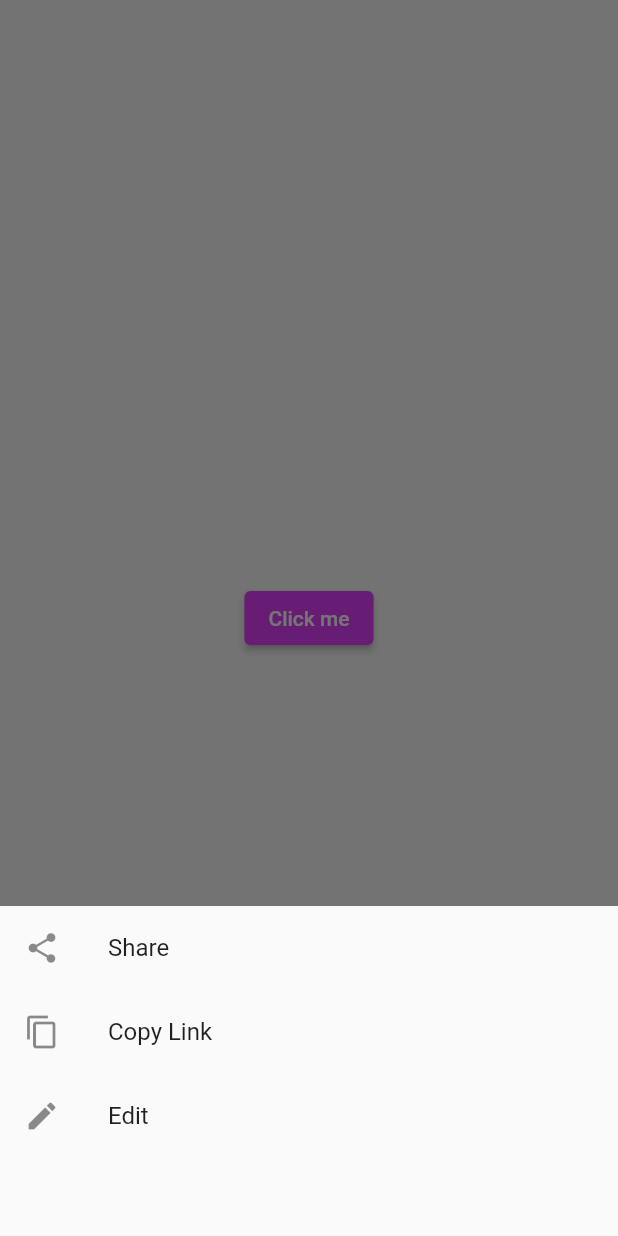
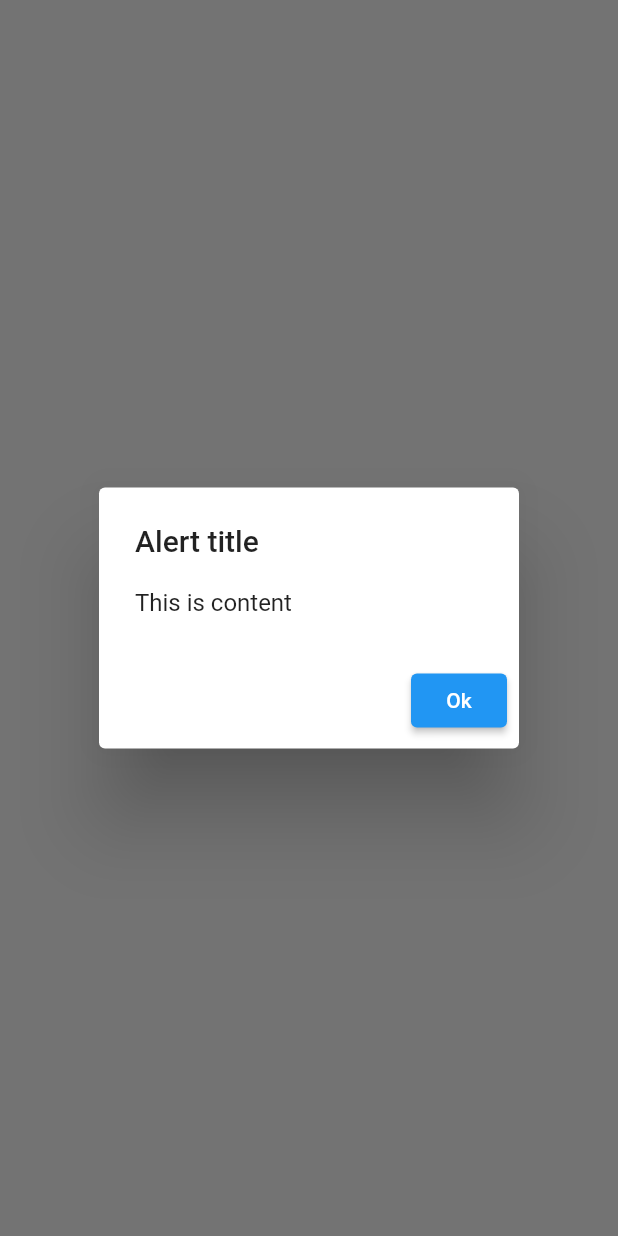
Before and after one commit to Ashraful1599/flutter, a Flutter app: the screen it shows after launch, after a tap on "Click me", on a phone screen of 412 x 824 dp. Run offline on Flutter 3.47's test engine with Material 2 defaults, Android fonts, the phone set to English and light mode, and no system bars; our stand-ins replace image_picker.

Commit message:
show alert

```diff
--- a/lib/main.dart
+++ b/lib/main.dart
@@ -66,27 +66,15 @@ class _PageViewState extends State<PageViewClass> {
                         backgroundColor:
                             MaterialStateProperty.all(Colors.purpleAccent)),
                     onPressed: () {
-                      showModalBottomSheet(
+                      showDialog(
                           context: context,
                           builder: (context) {
-                            return Container(
-                              height: 220,
-                              child: Column(
-                                children: [
-                                  ListTile(
-                                    leading: Icon(Icons.share),
-                                    title: Text('Share'),
-                                  ),
-                                  ListTile(
-                                    leading: Icon(Icons.copy),
-                                    title: Text('Copy Link'),
-                                  ),
-                                  ListTile(
-                                    leading: Icon(Icons.edit),
-                                    title: Text('Edit'),
-                                  ),
-                                ],
-                              ),
+                            return AlertDialog(
+                              title: Text("Alert title"),
+                              content: Text("This is content"),
+                              actions: [
+                                ElevatedButton(onPressed: (){Navigator.pop(context);}, child: Text("Ok"))
+                              ],
                             );
                           });
 
```
